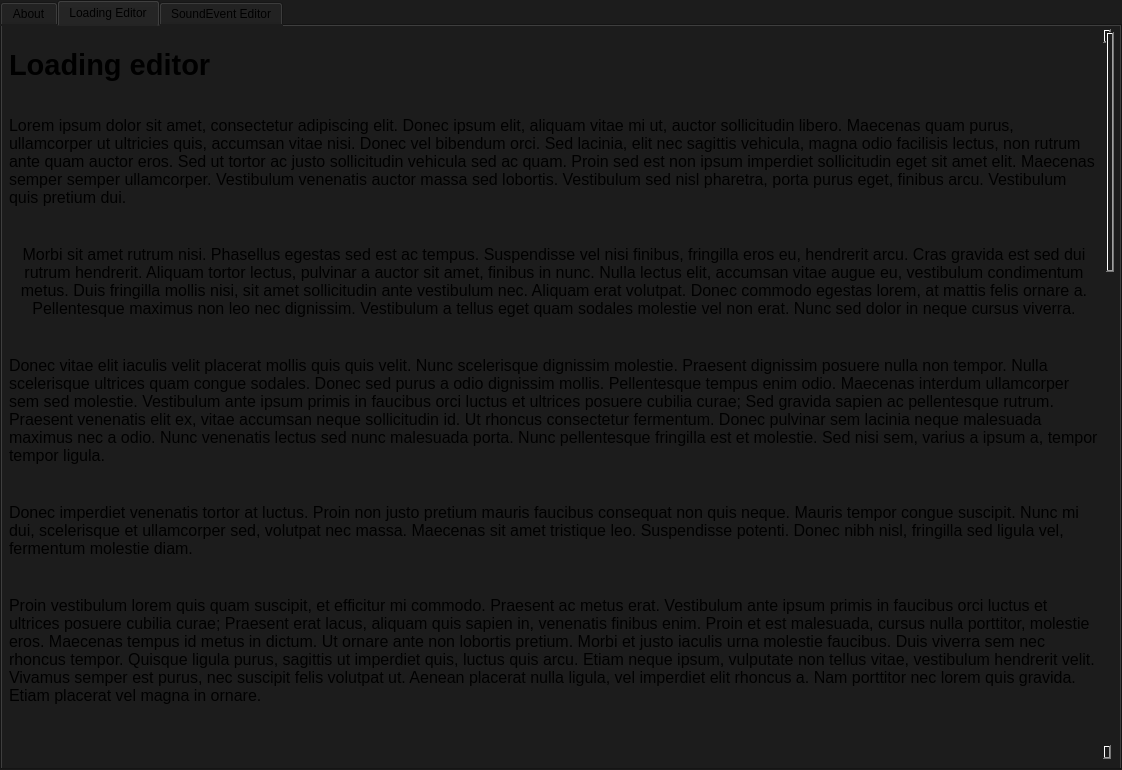
The window that documentation/documentation_dialog.ui (dertwist/Hammer5Tools) describes before a commit, drawn with Qt 5.
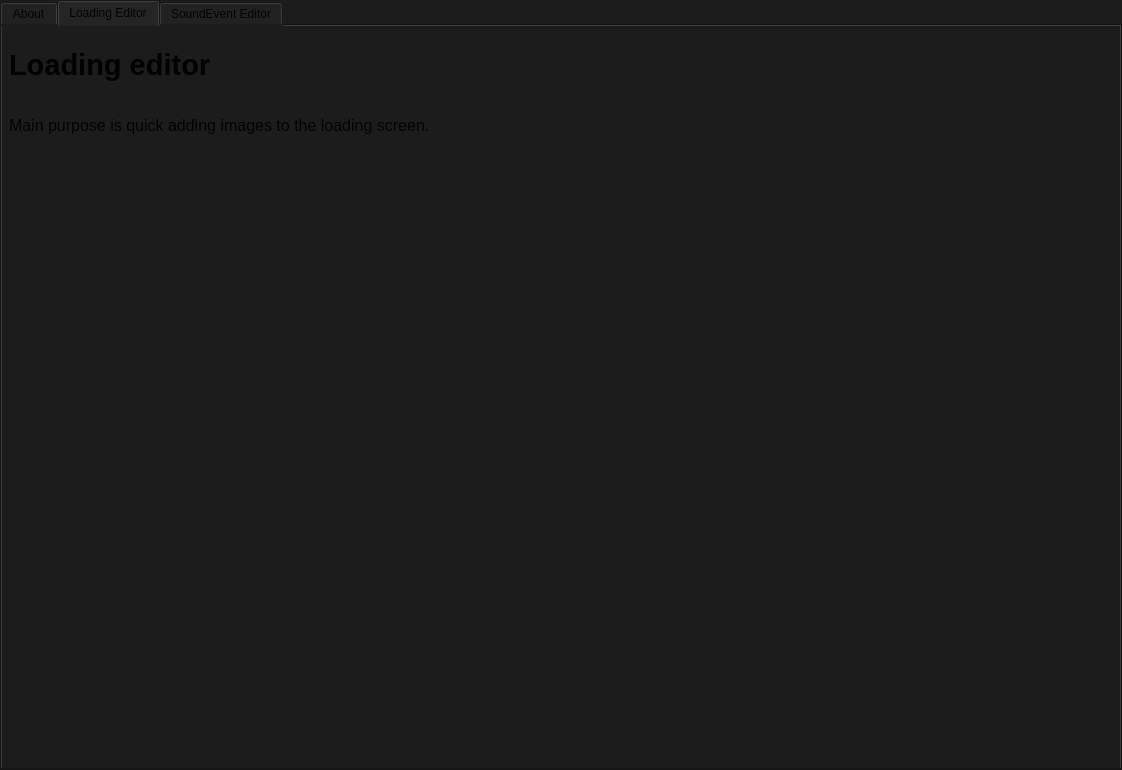
The same window after the commit. The open tabs and pages were chosen to show the change. Icons and pictures are not drawn.

Patch:
```diff
--- a/documentation/documentation_dialog.ui
+++ b/documentation/documentation_dialog.ui
@@ -148,48 +148,7 @@
 &lt;p style=&quot;-qt-paragraph-type:empty; margin-top:0px; margin-bottom:0px; margin-left:0px; margin-right:0px; -qt-block-indent:0; text-indent:0px; font-size:10pt; font-weight:580;&quot;&gt;&lt;br /&gt;&lt;/p&gt;
 &lt;p style=&quot; margin-top:0px; margin-bottom:0px; margin-left:0px; margin-right:0px; -qt-block-indent:0; text-indent:0px;&quot;&gt;&lt;span style=&quot; font-size:22pt; font-weight:580;&quot;&gt;Loading editor&lt;/span&gt;&lt;/p&gt;
 &lt;p style=&quot;-qt-paragraph-type:empty; margin-top:0px; margin-bottom:0px; margin-left:0px; margin-right:0px; -qt-block-indent:0; text-indent:0px; font-size:22pt; font-weight:580;&quot;&gt;&lt;br /&gt;&lt;/p&gt;
-&lt;p style=&quot; margin-top:0px; margin-bottom:0px; margin-left:0px; margin-right:0px; -qt-block-indent:0; text-indent:0px;&quot;&gt;&lt;span style=&quot; font-size:12pt;&quot;&gt;Lorem ipsum dolor sit amet, consectetur adipiscing elit. Donec ipsum elit, aliquam vitae mi ut, auctor sollicitudin libero. Maecenas quam purus, ullamcorper ut ultricies quis, accumsan vitae nisi. Donec vel bibendum orci. Sed lacinia, elit nec sagittis vehicula, magna odio facilisis lectus, non rutrum ante quam auctor eros. Sed ut tortor ac justo sollicitudin vehicula sed ac quam. Proin sed est non ipsum imperdiet sollicitudin eget sit amet elit. Maecenas semper semper ullamcorper. Vestibulum venenatis auctor massa sed lobortis. Vestibulum sed nisl pharetra, porta purus eget, finibus arcu. Vestibulum quis pretium dui.&lt;/span&gt;&lt;/p&gt;
-&lt;p style=&quot;-qt-paragraph-type:empty; margin-top:0px; margin-bottom:0px; margin-left:0px; margin-right:0px; -qt-block-indent:0; text-indent:0px; font-size:12pt;&quot;&gt;&lt;br /&gt;&lt;/p&gt;
-&lt;p style=&quot;-qt-paragraph-type:empty; margin-top:0px; margin-bottom:0px; margin-left:0px; margin-right:0px; -qt-block-indent:0; text-indent:0px; font-size:12pt;&quot;&gt;&lt;br /&gt;&lt;/p&gt;
-&lt;p align=&quot;center&quot; style=&quot; margin-top:0px; margin-bottom:0px; margin-left:0px; margin-right:0px; -qt-block-indent:0; text-indent:0px;&quot;&gt;&lt;span style=&quot; font-size:12pt;&quot;&gt;Morbi sit amet rutrum nisi. Phasellus egestas sed est ac tempus. Suspendisse vel nisi finibus, fringilla eros eu, hendrerit arcu. Cras gravida est sed dui rutrum hendrerit. Aliquam tortor lectus, pulvinar a auctor sit amet, finibus in nunc. Nulla lectus elit, accumsan vitae augue eu, vestibulum condimentum metus. Duis fringilla mollis nisi, sit amet sollicitudin ante vestibulum nec. Aliquam erat volutpat. Donec commodo egestas lorem, at mattis felis ornare a. Pellentesque maximus non leo nec dignissim. Vestibulum a tellus eget quam sodales molestie vel non erat. Nunc sed dolor in neque cursus viverra.&lt;/span&gt;&lt;/p&gt;
-&lt;p align=&quot;center&quot; style=&quot;-qt-paragraph-type:empty; margin-top:0px; margin-bottom:0px; margin-left:0px; margin-right:0px; -qt-block-indent:0; text-indent:0px; font-size:12pt;&quot;&gt;&lt;br /&gt;&lt;/p&gt;
-&lt;p style=&quot;-qt-paragraph-type:empty; margin-top:0px; margin-bottom:0px; margin-left:0px; margin-right:0px; -qt-block-indent:0; text-indent:0px; font-size:12pt;&quot;&gt;&lt;br /&gt;&lt;/p&gt;
-&lt;p style=&quot; margin-top:0px; margin-bottom:0px; margin-left:0px; margin-right:0px; -qt-block-indent:0; text-indent:0px;&quot;&gt;&lt;span style=&quot; font-size:12pt;&quot;&gt;Donec vitae elit iaculis velit placerat mollis quis quis velit. Nunc scelerisque dignissim molestie. Praesent dignissim posuere nulla non tempor. Nulla scelerisque ultrices quam congue sodales. Donec sed purus a odio dignissim mollis. Pellentesque tempus enim odio. Maecenas interdum ullamcorper sem sed molestie. Vestibulum ante ipsum primis in faucibus orci luctus et ultrices posuere cubilia curae; Sed gravida sapien ac pellentesque rutrum. Praesent venenatis elit ex, vitae accumsan neque sollicitudin id. Ut rhoncus consectetur fermentum. Donec pulvinar sem lacinia neque malesuada maximus nec a odio. Nunc venenatis lectus sed nunc malesuada porta. Nunc pellentesque fringilla est et molestie. Sed nisi sem, varius a ipsum a, tempor tempor ligula.&lt;/span&gt;&lt;/p&gt;
-&lt;p style=&quot;-qt-paragraph-type:empty; margin-top:0px; margin-bottom:0px; margin-left:0px; margin-right:0px; -qt-block-indent:0; text-indent:0px; font-size:12pt;&quot;&gt;&lt;br /&gt;&lt;/p&gt;
-&lt;p style=&quot;-qt-paragraph-type:empty; margin-top:0px; margin-bottom:0px; margin-left:0px; margin-right:0px; -qt-block-indent:0; text-indent:0px; font-size:12pt;&quot;&gt;&lt;br /&gt;&lt;/p&gt;
-&lt;p style=&quot; margin-top:0px; margin-bottom:0px; margin-left:0px; margin-right:0px; -qt-block-indent:0; text-indent:0px;&quot;&gt;&lt;span style=&quot; font-size:12pt;&quot;&gt;Donec imperdiet venenatis tortor at luctus. Proin non justo pretium mauris faucibus consequat non quis neque. Mauris tempor congue suscipit. Nunc mi dui, scelerisque et ullamcorper sed, volutpat nec massa. Maecenas sit amet tristique leo. Suspendisse potenti. Donec nibh nisl, fringilla sed ligula vel, fermentum molestie diam.&lt;/span&gt;&lt;/p&gt;
-&lt;p style=&quot;-qt-paragraph-type:empty; margin-top:0px; margin-bottom:0px; margin-left:0px; margin-right:0px; -qt-block-indent:0; text-indent:0px; font-size:12pt;&quot;&gt;&lt;br /&gt;&lt;/p&gt;
-&lt;p style=&quot;-qt-paragraph-type:empty; margin-top:0px; margin-bottom:0px; margin-left:0px; margin-right:0px; -qt-block-indent:0; text-indent:0px; font-size:12pt;&quot;&gt;&lt;br /&gt;&lt;/p&gt;
-&lt;p style=&quot; margin-top:0px; margin-bottom:0px; margin-left:0px; margin-right:0px; -qt-block-indent:0; text-indent:0px;&quot;&gt;&lt;span style=&quot; font-size:12pt;&quot;&gt;Proin vestibulum lorem quis quam suscipit, et efficitur mi commodo. Praesent ac metus erat. Vestibulum ante ipsum primis in faucibus orci luctus et ultrices posuere cubilia curae; Praesent erat lacus, aliquam quis sapien in, venenatis finibus enim. Proin et est malesuada, cursus nulla porttitor, molestie eros. Maecenas tempus id metus in dictum. Ut ornare ante non lobortis pretium. Morbi et justo iaculis urna molestie faucibus. Duis viverra sem nec rhoncus tempor. Quisque ligula purus, sagittis ut imperdiet quis, luctus quis arcu. Etiam neque ipsum, vulputate non tellus vitae, vestibulum hendrerit velit. Vivamus semper est purus, nec suscipit felis volutpat ut. Aenean placerat nulla ligula, vel imperdiet elit rhoncus a. Nam porttitor nec lorem quis gravida. Etiam placerat vel magna in ornare.&lt;/span&gt;&lt;/p&gt;
-&lt;p style=&quot;-qt-paragraph-type:empty; margin-top:0px; margin-bottom:0px; margin-left:0px; margin-right:0px; -qt-block-indent:0; text-indent:0px; font-size:12pt;&quot;&gt;&lt;br /&gt;&lt;/p&gt;
-&lt;p style=&quot;-qt-paragraph-type:empty; margin-top:0px; margin-bottom:0px; margin-left:0px; margin-right:0px; -qt-block-indent:0; text-indent:0px; font-size:12pt;&quot;&gt;&lt;br /&gt;&lt;/p&gt;
-&lt;p style=&quot;-qt-paragraph-type:empty; margin-top:0px; margin-bottom:0px; margin-left:0px; margin-right:0px; -qt-block-indent:0; text-indent:0px; font-size:12pt;&quot;&gt;&lt;br /&gt;&lt;/p&gt;
-&lt;p style=&quot;-qt-paragraph-type:empty; margin-top:0px; margin-bottom:0px; margin-left:0px; margin-right:0px; -qt-block-indent:0; text-indent:0px; font-size:12pt;&quot;&gt;&lt;br /&gt;&lt;/p&gt;
-&lt;p style=&quot;-qt-paragraph-type:empty; margin-top:0px; margin-bottom:0px; margin-left:0px; margin-right:0px; -qt-block-indent:0; text-indent:0px; font-size:12pt;&quot;&gt;&lt;br /&gt;&lt;/p&gt;
-&lt;p style=&quot;-qt-paragraph-type:empty; margin-top:0px; margin-bottom:0px; margin-left:0px; margin-right:0px; -qt-block-indent:0; text-indent:0px; font-size:12pt;&quot;&gt;&lt;br /&gt;&lt;/p&gt;
-&lt;p style=&quot;-qt-paragraph-type:empty; margin-top:0px; margin-bottom:0px; margin-left:0px; margin-right:0px; -qt-block-indent:0; text-indent:0px; font-size:12pt;&quot;&gt;&lt;br /&gt;&lt;/p&gt;
-&lt;p style=&quot;-qt-paragraph-type:empty; margin-top:0px; margin-bottom:0px; margin-left:0px; margin-right:0px; -qt-block-indent:0; text-indent:0px; font-size:12pt;&quot;&gt;&lt;br /&gt;&lt;/p&gt;
-&lt;p style=&quot;-qt-paragraph-type:empty; margin-top:0px; margin-bottom:0px; margin-left:0px; margin-right:0px; -qt-block-indent:0; text-indent:0px; font-size:12pt;&quot;&gt;&lt;br /&gt;&lt;/p&gt;
-&lt;p style=&quot;-qt-paragraph-type:empty; margin-top:0px; margin-bottom:0px; margin-left:0px; margin-right:0px; -qt-block-indent:0; text-indent:0px; font-size:12pt;&quot;&gt;&lt;br /&gt;&lt;/p&gt;
-&lt;p style=&quot;-qt-paragraph-type:empty; margin-top:0px; margin-bottom:0px; margin-left:0px; margin-right:0px; -qt-block-indent:0; text-indent:0px; font-size:12pt;&quot;&gt;&lt;br /&gt;&lt;/p&gt;
-&lt;p style=&quot;-qt-paragraph-type:empty; margin-top:0px; margin-bottom:0px; margin-left:0px; margin-right:0px; -qt-block-indent:0; text-indent:0px; font-size:12pt;&quot;&gt;&lt;br /&gt;&lt;/p&gt;
-&lt;p style=&quot; margin-top:0px; margin-bottom:0px; margin-left:0px; margin-right:0px; -qt-block-indent:0; text-indent:0px;&quot;&gt;&lt;span style=&quot; font-size:12pt;&quot;&gt;Lorem ipsum dolor sit amet, consectetur adipiscing elit. Donec ipsum elit, aliquam vitae mi ut, auctor sollicitudin libero. Maecenas quam purus, ullamcorper ut ultricies quis, accumsan vitae nisi. Donec vel bibendum orci. Sed lacinia, elit nec sagittis vehicula, magna odio facilisis lectus, non rutrum ante quam auctor eros. Sed ut tortor ac justo sollicitudin vehicula sed ac quam. Proin sed est non ipsum imperdiet sollicitudin eget sit amet elit. Maecenas semper semper ullamcorper. Vestibulum venenatis auctor massa sed lobortis. Vestibulum sed nisl pharetra, porta purus eget, finibus arcu. Vestibulum quis pretium dui.\n\nMorbi sit amet rutrum nisi. Phasellus egestas sed est ac tempus. Suspendisse vel nisi finibus, fringilla eros eu, hendrerit arcu. Cras gravida est sed dui rutrum hendrerit. Aliquam tortor lectus, pulvinar a auctor sit amet, finibus in nunc. Nulla lectus elit, accumsan vitae augue eu, vestibulum condimentum metus. Duis fringilla mollis nisi, sit amet sollicitudin ante vestibulum nec. Aliquam erat volutpat. Donec commodo egestas lorem, at mattis felis ornare a. Pellentesque maximus non leo nec dignissim. Vestibulum a tellus eget quam sodales molestie vel non erat. Nunc sed dolor in neque cursus viverra.\n\nDonec vitae elit iaculis velit placerat mollis quis quis velit. Nunc scelerisque dignissim molestie. Praesent dignissim posuere nulla non tempor. Nulla scelerisque ultrices quam congue sodales. Donec sed purus a odio dignissim mollis. Pellentesque tempus enim odio. Maecenas interdum ullamcorper sem sed molestie. Vestibulum ante ipsum primis in faucibus orci luctus et ultrices posuere cubilia curae; Sed gravida sapien ac pellentesque rutrum. Praesent venenatis elit ex, vitae accumsan neque sollicitudin id. Ut rhoncus consectetur fermentum. Donec pulvinar sem lacinia neque malesuada maximus nec a odio. Nunc venenatis lectus sed nunc malesuada porta. Nunc pellentesque fringilla est et molestie. Sed nisi sem, varius a ipsum a, tempor tempor ligula.\n\nDonec imperdiet venenatis tortor at luctus. Proin non justo pretium mauris faucibus consequat non quis neque. Mauris tempor congue suscipit. Nunc mi dui, scelerisque et ullamcorper sed, volutpat nec massa. Maecenas sit amet tristique leo. Suspendisse potenti. Donec nibh nisl, fringilla sed ligula vel, fermentum molestie diam.\n\nProin vestibulum lorem quis quam suscipit, et efficitur mi commodo. Praesent ac metus erat. Vestibulum ante ipsum primis in faucibus orci luctus et ultrices posuere cubilia curae; Praesent erat lacus, aliquam quis sapien in, venenatis finibus enim. Proin et est malesuada, cursus nulla porttitor, molestie eros. Maecenas tempus id metus in dictum. Ut ornare ante non lobortis pretium. Morbi et justo iaculis urna molestie faucibus. Duis viverra sem nec rhoncus tempor. Quisque ligula purus, sagittis ut imperdiet quis, luctus quis arcu. Etiam neque ipsum, vulputate non tellus vitae, vestibulum hendrerit velit. Vivamus semper est purus, nec suscipit felis volutpat ut. Aenean placerat nulla ligula, vel imperdiet elit rhoncus a. Nam porttitor nec lorem quis gravida. Etiam placerat vel magna in ornare.&lt;/span&gt;&lt;/p&gt;
-&lt;p style=&quot;-qt-paragraph-type:empty; margin-top:0px; margin-bottom:0px; margin-left:0px; margin-right:0px; -qt-block-indent:0; text-indent:0px; font-size:12pt;&quot;&gt;&lt;br /&gt;&lt;/p&gt;
-&lt;p style=&quot;-qt-paragraph-type:empty; margin-top:0px; margin-bottom:0px; margin-left:0px; margin-right:0px; -qt-block-indent:0; text-indent:0px; font-size:12pt;&quot;&gt;&lt;br /&gt;&lt;/p&gt;
-&lt;p style=&quot;-qt-paragraph-type:empty; margin-top:0px; margin-bottom:0px; margin-left:0px; margin-right:0px; -qt-block-indent:0; text-indent:0px; font-size:12pt;&quot;&gt;&lt;br /&gt;&lt;/p&gt;
-&lt;p style=&quot;-qt-paragraph-type:empty; margin-top:0px; margin-bottom:0px; margin-left:0px; margin-right:0px; -qt-block-indent:0; text-indent:0px; font-size:12pt;&quot;&gt;&lt;br /&gt;&lt;/p&gt;
-&lt;p style=&quot;-qt-paragraph-type:empty; margin-top:0px; margin-bottom:0px; margin-left:0px; margin-right:0px; -qt-block-indent:0; text-indent:0px; font-size:12pt;&quot;&gt;&lt;br /&gt;&lt;/p&gt;
-&lt;p style=&quot;-qt-paragraph-type:empty; margin-top:0px; margin-bottom:0px; margin-left:0px; margin-right:0px; -qt-block-indent:0; text-indent:0px; font-size:12pt;&quot;&gt;&lt;br /&gt;&lt;/p&gt;
-&lt;p style=&quot;-qt-paragraph-type:empty; margin-top:0px; margin-bottom:0px; margin-left:0px; margin-right:0px; -qt-block-indent:0; text-indent:0px; font-size:12pt;&quot;&gt;&lt;br /&gt;&lt;/p&gt;
-&lt;p style=&quot;-qt-paragraph-type:empty; margin-top:0px; margin-bottom:0px; margin-left:0px; margin-right:0px; -qt-block-indent:0; text-indent:0px; font-size:12pt;&quot;&gt;&lt;br /&gt;&lt;/p&gt;
-&lt;p style=&quot; margin-top:0px; margin-bottom:0px; margin-left:0px; margin-right:0px; -qt-block-indent:0; text-indent:0px;&quot;&gt;&lt;span style=&quot; font-size:12pt;&quot;&gt;Lorem ipsum dolor sit amet, consectetur adipiscing elit. Donec ipsum elit, aliquam vitae mi ut, auctor sollicitudin libero. Maecenas quam purus, ullamcorper ut ultricies quis, accumsan vitae nisi. Donec vel bibendum orci. Sed lacinia, elit nec sagittis vehicula, magna odio facilisis lectus, non rutrum ante quam auctor eros. Sed ut tortor ac justo sollicitudin vehicula sed ac quam. Proin sed est non ipsum imperdiet sollicitudin eget sit amet elit. Maecenas semper semper ullamcorper. Vestibulum venenatis auctor massa sed lobortis. Vestibulum sed nisl pharetra, porta purus eget, finibus arcu. Vestibulum quis pretium dui.\n\nMorbi sit amet rutrum nisi. Phasellus egestas sed est ac tempus. Suspendisse vel nisi finibus, fringilla eros eu, hendrerit arcu. Cras gravida est sed dui rutrum hendrerit. Aliquam tortor lectus, pulvinar a auctor sit amet, finibus in nunc. Nulla lectus elit, accumsan vitae augue eu, vestibulum condimentum metus. Duis fringilla mollis nisi, sit amet sollicitudin ante vestibulum nec. Aliquam erat volutpat. Donec commodo egestas lorem, at mattis felis ornare a. Pellentesque maximus non leo nec dignissim. Vestibulum a tellus eget quam sodales molestie vel non erat. Nunc sed dolor in neque cursus viverra.\n\nDonec vitae elit iaculis velit placerat mollis quis quis velit. Nunc scelerisque dignissim molestie. Praesent dignissim posuere nulla non tempor. Nulla scelerisque ultrices quam congue sodales. Donec sed purus a odio dignissim mollis. Pellentesque tempus enim odio. Maecenas interdum ullamcorper sem sed molestie. Vestibulum ante ipsum primis in faucibus orci luctus et ultrices posuere cubilia curae; Sed gravida sapien ac pellentesque rutrum. Praesent venenatis elit ex, vitae accumsan neque sollicitudin id. Ut rhoncus consectetur fermentum. Donec pulvinar sem lacinia neque malesuada maximus nec a odio. Nunc venenatis lectus sed nunc malesuada porta. Nunc pellentesque fringilla est et molestie. Sed nisi sem, varius a ipsum a, tempor tempor ligula.\n\nDonec imperdiet venenatis tortor at luctus. Proin non justo pretium mauris faucibus consequat non quis neque. Mauris tempor congue suscipit. Nunc mi dui, scelerisque et ullamcorper sed, volutpat nec massa. Maecenas sit amet tristique leo. Suspendisse potenti. Donec nibh nisl, fringilla sed ligula vel, fermentum molestie diam.\n\nProin vestibulum lorem quis quam suscipit, et efficitur mi commodo. Praesent ac metus erat. Vestibulum ante ipsum primis in faucibus orci luctus et ultrices posuere cubilia curae; Praesent erat lacus, aliquam quis sapien in, venenatis finibus enim. Proin et est malesuada, cursus nulla porttitor, molestie eros. Maecenas tempus id metus in dictum. Ut ornare ante non lobortis pretium. Morbi et justo iaculis urna molestie faucibus. Duis viverra sem nec rhoncus tempor. Quisque ligula purus, sagittis ut imperdiet quis, luctus quis arcu. Etiam neque ipsum, vulputate non tellus vitae, vestibulum hendrerit velit. Vivamus semper est purus, nec suscipit felis volutpat ut. Aenean placerat nulla ligula, vel imperdiet elit rhoncus a. Nam porttitor nec lorem quis gravida. Etiam placerat vel magna in ornare.&lt;/span&gt;&lt;/p&gt;
-&lt;p style=&quot;-qt-paragraph-type:empty; margin-top:0px; margin-bottom:0px; margin-left:0px; margin-right:0px; -qt-block-indent:0; text-indent:0px; font-size:12pt;&quot;&gt;&lt;br /&gt;&lt;/p&gt;
-&lt;p style=&quot;-qt-paragraph-type:empty; margin-top:0px; margin-bottom:0px; margin-left:0px; margin-right:0px; -qt-block-indent:0; text-indent:0px; font-size:12pt;&quot;&gt;&lt;br /&gt;&lt;/p&gt;
-&lt;p style=&quot;-qt-paragraph-type:empty; margin-top:0px; margin-bottom:0px; margin-left:0px; margin-right:0px; -qt-block-indent:0; text-indent:0px; font-size:12pt;&quot;&gt;&lt;br /&gt;&lt;/p&gt;
-&lt;p style=&quot; margin-top:0px; margin-bottom:0px; margin-left:0px; margin-right:0px; -qt-block-indent:0; text-indent:0px;&quot;&gt;&lt;span style=&quot; font-size:12pt;&quot;&gt;Lorem ipsum dolor sit amet, consectetur adipiscing elit. Donec ipsum elit, aliquam vitae mi ut, auctor sollicitudin libero. Maecenas quam purus, ullamcorper ut ultricies quis, accumsan vitae nisi. Donec vel bibendum orci. Sed lacinia, elit nec sagittis vehicula, magna odio facilisis lectus, non rutrum ante quam auctor eros. Sed ut tortor ac justo sollicitudin vehicula sed ac quam. Proin sed est non ipsum imperdiet sollicitudin eget sit amet elit. Maecenas semper semper ullamcorper. Vestibulum venenatis auctor massa sed lobortis. Vestibulum sed nisl pharetra, porta purus eget, finibus arcu. Vestibulum quis pretium dui.\n\nMorbi sit amet rutrum nisi. Phasellus egestas sed est ac tempus. Suspendisse vel nisi finibus, fringilla eros eu, hendrerit arcu. Cras gravida est sed dui rutrum hendrerit. Aliquam tortor lectus, pulvinar a auctor sit amet, finibus in nunc. Nulla lectus elit, accumsan vitae augue eu, vestibulum condimentum metus. Duis fringilla mollis nisi, sit amet sollicitudin ante vestibulum nec. Aliquam erat volutpat. Donec commodo egestas lorem, at mattis felis ornare a. Pellentesque maximus non leo nec dignissim. Vestibulum a tellus eget quam sodales molestie vel non erat. Nunc sed dolor in neque cursus viverra.\n\nDonec vitae elit iaculis velit placerat mollis quis quis velit. Nunc scelerisque dignissim molestie. Praesent dignissim posuere nulla non tempor. Nulla scelerisque ultrices quam congue sodales. Donec sed purus a odio dignissim mollis. Pellentesque tempus enim odio. Maecenas interdum ullamcorper sem sed molestie. Vestibulum ante ipsum primis in faucibus orci luctus et ultrices posuere cubilia curae; Sed gravida sapien ac pellentesque rutrum. Praesent venenatis elit ex, vitae accumsan neque sollicitudin id. Ut rhoncus consectetur fermentum. Donec pulvinar sem lacinia neque malesuada maximus nec a odio. Nunc venenatis lectus sed nunc malesuada porta. Nunc pellentesque fringilla est et molestie. Sed nisi sem, varius a ipsum a, tempor tempor ligula.\n\nDonec imperdiet venenatis tortor at luctus. Proin non justo pretium mauris faucibus consequat non quis neque. Mauris tempor congue suscipit. Nunc mi dui, scelerisque et ullamcorper sed, volutpat nec massa. Maecenas sit amet tristique leo. Suspendisse potenti. Donec nibh nisl, fringilla sed ligula vel, fermentum molestie diam.\n\nProin vestibulum lorem quis quam suscipit, et efficitur mi commodo. Praesent ac metus erat. Vestibulum ante ipsum primis in faucibus orci luctus et ultrices posuere cubilia curae; Praesent erat lacus, aliquam quis sapien in, venenatis finibus enim. Proin et est malesuada, cursus nulla porttitor, molestie eros. Maecenas tempus id metus in dictum. Ut ornare ante non lobortis pretium. Morbi et justo iaculis urna molestie faucibus. Duis viverra sem nec rhoncus tempor. Quisque ligula purus, sagittis ut imperdiet quis, luctus quis arcu. Etiam neque ipsum, vulputate non tellus vitae, vestibulum hendrerit velit. Vivamus semper est purus, nec suscipit felis volutpat ut. Aenean placerat nulla ligula, vel imperdiet elit rhoncus a. Nam porttitor nec lorem quis gravida. Etiam placerat vel magna in ornare.&lt;/span&gt;&lt;/p&gt;
-&lt;p style=&quot;-qt-paragraph-type:empty; margin-top:0px; margin-bottom:0px; margin-left:0px; margin-right:0px; -qt-block-indent:0; text-indent:0px; font-size:12pt;&quot;&gt;&lt;br /&gt;&lt;/p&gt;
-&lt;p style=&quot; margin-top:0px; margin-bottom:0px; margin-left:0px; margin-right:0px; -qt-block-indent:0; text-indent:0px;&quot;&gt;&lt;span style=&quot; font-size:12pt;&quot;&gt;Lorem ipsum dolor sit amet, consectetur adipiscing elit. Donec ipsum elit, aliquam vitae mi ut, auctor sollicitudin libero. Maecenas quam purus, ullamcorper ut ultricies quis, accumsan vitae nisi. Donec vel bibendum orci. Sed lacinia, elit nec sagittis vehicula, magna odio facilisis lectus, non rutrum ante quam auctor eros. Sed ut tortor ac justo sollicitudin vehicula sed ac quam. Proin sed est non ipsum imperdiet sollicitudin eget sit amet elit. Maecenas semper semper ullamcorper. Vestibulum venenatis auctor massa sed lobortis. Vestibulum sed nisl pharetra, porta purus eget, finibus arcu. Vestibulum quis pretium dui.\n\nMorbi sit amet rutrum nisi. Phasellus egestas sed est ac tempus. Suspendisse vel nisi finibus, fringilla eros eu, hendrerit arcu. Cras gravida est sed dui rutrum hendrerit. Aliquam tortor lectus, pulvinar a auctor sit amet, finibus in nunc. Nulla lectus elit, accumsan vitae augue eu, vestibulum condimentum metus. Duis fringilla mollis nisi, sit amet sollicitudin ante vestibulum nec. Aliquam erat volutpat. Donec commodo egestas lorem, at mattis felis ornare a. Pellentesque maximus non leo nec dignissim. Vestibulum a tellus eget quam sodales molestie vel non erat. Nunc sed dolor in neque cursus viverra.\n\nDonec vitae elit iaculis velit placerat mollis quis quis velit. Nunc scelerisque dignissim molestie. Praesent dignissim posuere nulla non tempor. Nulla scelerisque ultrices quam congue sodales. Donec sed purus a odio dignissim mollis. Pellentesque tempus enim odio. Maecenas interdum ullamcorper sem sed molestie. Vestibulum ante ipsum primis in faucibus orci luctus et ultrices posuere cubilia curae; Sed gravida sapien ac pellentesque rutrum. Praesent venenatis elit ex, vitae accumsan neque sollicitudin id. Ut rhoncus consectetur fermentum. Donec pulvinar sem lacinia neque malesuada maximus nec a odio. Nunc venenatis lectus sed nunc malesuada porta. Nunc pellentesque fringilla est et molestie. Sed nisi sem, varius a ipsum a, tempor tempor ligula.\n\nDonec imperdiet venenatis tortor at luctus. Proin non justo pretium mauris faucibus consequat non quis neque. Mauris tempor congue suscipit. Nunc mi dui, scelerisque et ullamcorper sed, volutpat nec massa. Maecenas sit amet tristique leo. Suspendisse potenti. Donec nibh nisl, fringilla sed ligula vel, fermentum molestie diam.\n\nProin vestibulum lorem quis quam suscipit, et efficitur mi commodo. Praesent ac metus erat. Vestibulum ante ipsum primis in faucibus orci luctus et ultrices posuere cubilia curae; Praesent erat lacus, aliquam quis sapien in, venenatis finibus enim. Proin et est malesuada, cursus nulla porttitor, molestie eros. Maecenas tempus id metus in dictum. Ut ornare ante non lobortis pretium. Morbi et justo iaculis urna molestie faucibus. Duis viverra sem nec rhoncus tempor. Quisque ligula purus, sagittis ut imperdiet quis, luctus quis arcu. Etiam neque ipsum, vulputate non tellus vitae, vestibulum hendrerit velit. Vivamus semper est purus, nec suscipit felis volutpat ut. Aenean placerat nulla ligula, vel imperdiet elit rhoncus a. Nam porttitor nec lorem quis gravida. Etiam placerat vel magna in ornare.&lt;/span&gt;&lt;/p&gt;
-&lt;p style=&quot;-qt-paragraph-type:empty; margin-top:0px; margin-bottom:0px; margin-left:0px; margin-right:0px; -qt-block-indent:0; text-indent:0px; font-size:12pt;&quot;&gt;&lt;br /&gt;&lt;/p&gt;
+&lt;p style=&quot; margin-top:0px; margin-bottom:0px; margin-left:0px; margin-right:0px; -qt-block-indent:0; text-indent:0px;&quot;&gt;&lt;span style=&quot; font-size:12pt;&quot;&gt;Main purpose is quick adding images to the loading screen.&lt;/span&gt;&lt;/p&gt;
 &lt;p style=&quot;-qt-paragraph-type:empty; margin-top:0px; margin-bottom:0px; margin-left:0px; margin-right:0px; -qt-block-indent:0; text-indent:0px; font-size:10pt; font-weight:580;&quot;&gt;&lt;br /&gt;&lt;/p&gt;&lt;/body&gt;&lt;/html&gt;</string>
          </property>
         </widget>
```
Left out of the diff: 18 changed lines with no effect on the pictures.
